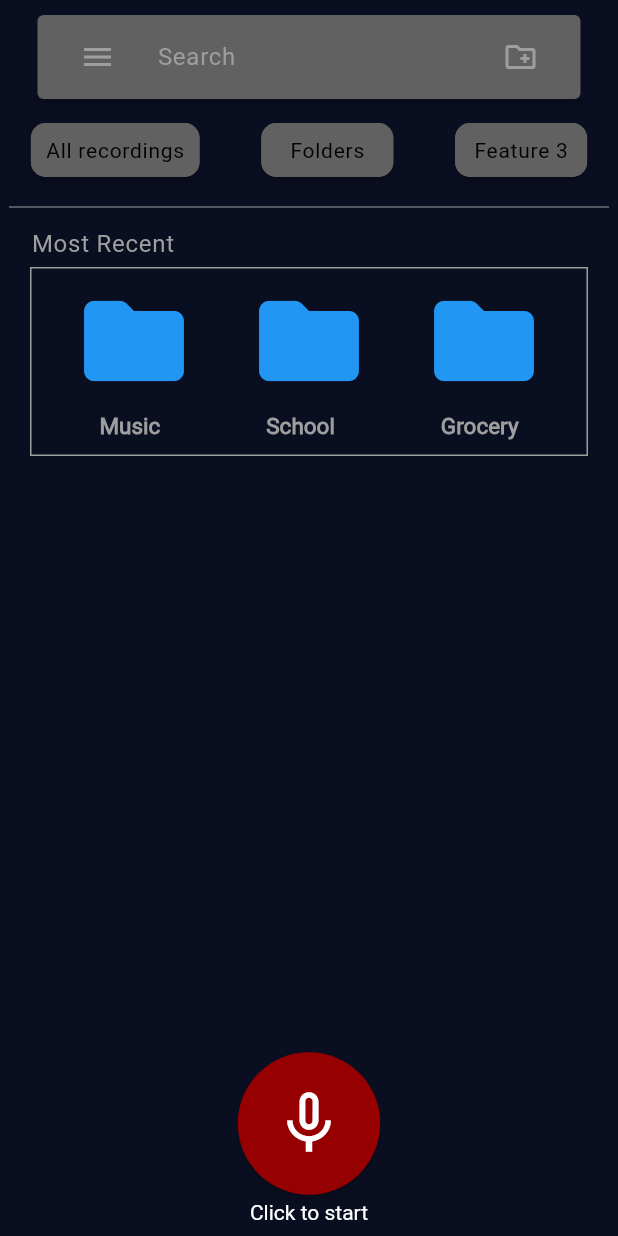
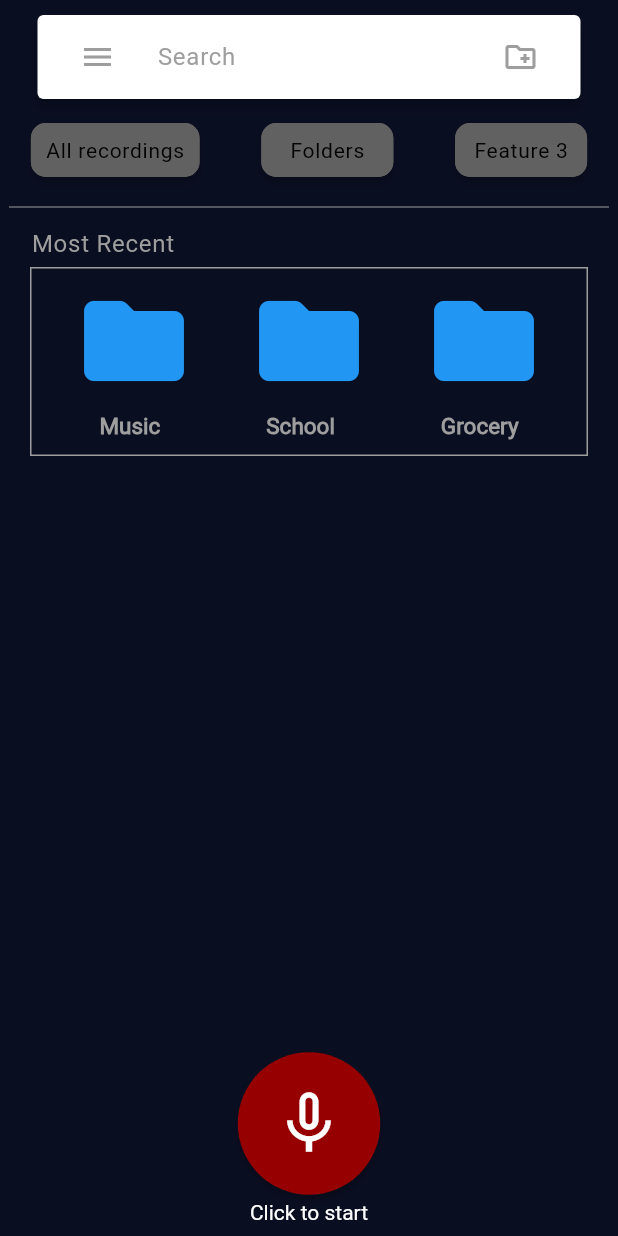
Before and after one commit to NotJustCode3/The_Complete_Recorder, a Flutter app: the screen it shows after launch, on a phone screen of 412 x 824 dp. Run offline on Flutter 3.47's test engine with Material 2 defaults, Android fonts, the phone set to English and light mode, and no system bars; our stand-ins replace audioplayers; missing offline and left inert: flutter_audio_recorder; statements that could not run were skipped.

Commit message:
Update search_button.dart
changes made to search bar with gesture detection

```diff
--- a/AppDevelopment/complete_recorder/lib/App Pages/search_button.dart
+++ b/AppDevelopment/complete_recorder/lib/App Pages/search_button.dart
@@ -10,11 +10,15 @@ class SearchButton extends StatefulWidget {
 class _SearchButtonState extends State<SearchButton> {
   @override
   Widget build(BuildContext context) {
-    return Card(
-      color: Colors.grey[700],
+    return GestureDetector(
+      onTap: () {
+        showSearch(context: context, delegate: DataSearch());
+      },
+      child: Card(
         //creating a child relationship with the safe area to include our card widget
         //card widget properties
         elevation: 3.0, //this gives it a slight drop shadow effect
+        color: Colors.white,
         margin: EdgeInsets.symmetric(vertical: 10.0, horizontal: 25.0),
         //creating another child to draw elements onto the card widget
         child: ListTile(
@@ -25,8 +29,8 @@ class _SearchButtonState extends State<SearchButton> {
               color: Colors.grey,
               //highlightColor: Colors.grey,
               onPressed: () {
-              Navigator.push(
-                  context, MaterialPageRoute(builder: (context) => HomePage()));
+                Navigator.push(context,
+                    MaterialPageRoute(builder: (context) => HomePage()));
               }),
           title: Text(
             'Search',
@@ -39,9 +43,10 @@ class _SearchButtonState extends State<SearchButton> {
             color: Colors.grey,
             //highlightColor: Colors.grey,
             onPressed: () {
-            showSearch(context: context, delegate: DataSearch());
+              print('Folder clicked');
               //Navigator.push(context,MaterialPageRoute(builder: (context) => Folder()));
             },
+          ),
         ),
       ),
     );
```
Lines whose indentation alone changed are shown as unchanged.
